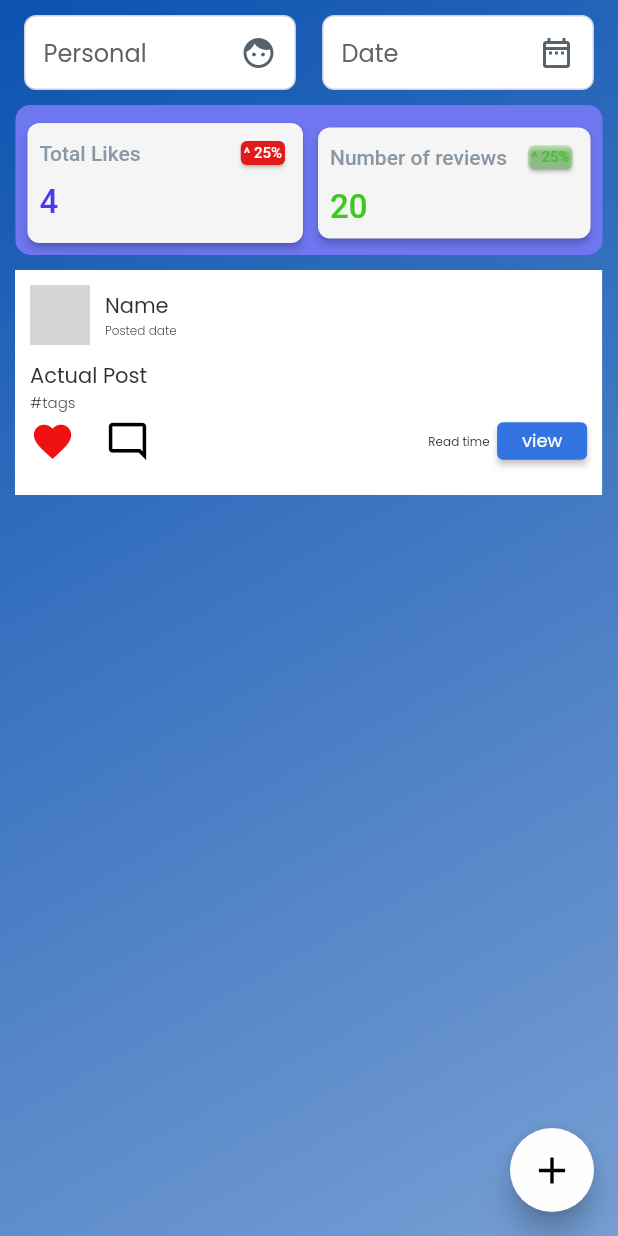
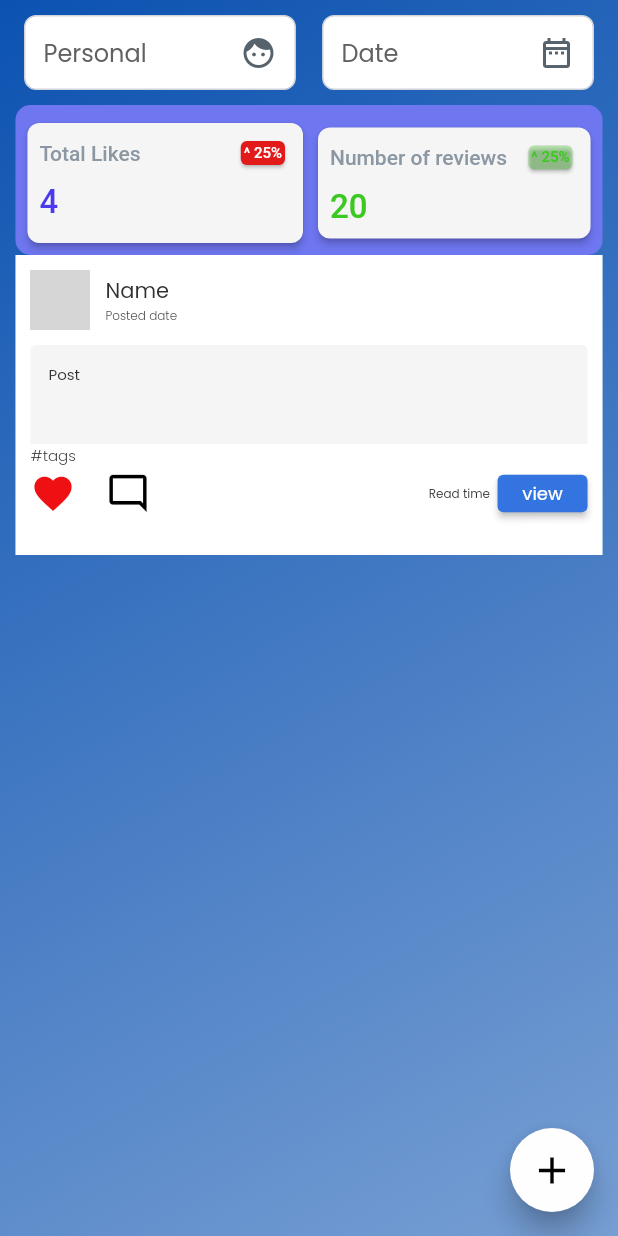
Before and after one commit to dhruvja/rosehack2022, a Flutter app: the ForumWidget screen opened directly, on a phone screen of 412 x 824 dp. Run offline on Flutter 3.47's test engine with Material 2 defaults, Android fonts, the phone set to English and light mode, and no system bars; drawn by our look-alikes of auto_size_text; our stand-ins replace built_collection, built_value, cloud_firestore, easy_debounce, firebase_auth, firebase_core and 12 more; missing offline and left inert: json_path, mime_type; accounts and stored records are empty; generated files the repository leaves out were written again; network calls fail; Roboto replaces fonts that are missing (Lexend Deca); grey boxes are pictures that could not be loaded.

Commit message:
new updates

```diff
--- a/lib/components/forum1_widget.dart
+++ b/lib/components/forum1_widget.dart
@@ -12,23 +12,29 @@ class Forum1Widget extends StatefulWidget {
 }
 
 class _Forum1WidgetState extends State<Forum1Widget> {
+  TextEditingController textController;
+
+  @override
+  void initState() {
+    super.initState();
+    textController = TextEditingController();
+  }
+
   @override
   Widget build(BuildContext context) {
     return Column(
       mainAxisSize: MainAxisSize.min,
-      mainAxisAlignment: MainAxisAlignment.start,
+      mainAxisAlignment: MainAxisAlignment.center,
       crossAxisAlignment: CrossAxisAlignment.start,
       children: [
         Row(
-          mainAxisSize: MainAxisSize.min,
+          mainAxisSize: MainAxisSize.max,
           mainAxisAlignment: MainAxisAlignment.center,
           crossAxisAlignment: CrossAxisAlignment.start,
           children: [
-            Padding(
-              padding: EdgeInsetsDirectional.fromSTEB(10, 10, 10, 10),
-              child: Container(
+            Container(
               width: MediaQuery.of(context).size.width * 0.95,
-                height: 150,
+              height: 200,
               decoration: BoxDecoration(
                 color: FlutterFlowTheme.tertiaryColor,
               ),
@@ -42,8 +48,8 @@ class _Forum1WidgetState extends State<Forum1Widget> {
                         mainAxisSize: MainAxisSize.max,
                         children: [
                           Padding(
-                              padding: EdgeInsetsDirectional.fromSTEB(
-                                  10, 10, 10, 10),
+                            padding:
+                                EdgeInsetsDirectional.fromSTEB(10, 10, 10, 10),
                             child: Container(
                               width: 40,
                               height: 40,
@@ -96,9 +102,44 @@ class _Forum1WidgetState extends State<Forum1Widget> {
                     child: Row(
                       mainAxisSize: MainAxisSize.max,
                       children: [
-                          Text(
-                            'Actual Post',
-                            style: FlutterFlowTheme.bodyText1,
+                        Expanded(
+                          child: TextFormField(
+                            controller: textController,
+                            obscureText: false,
+                            decoration: InputDecoration(
+                              hintText: 'Post',
+                              hintStyle: FlutterFlowTheme.bodyText1.override(
+                                fontFamily: 'Poppins',
+                                fontSize: 10,
+                              ),
+                              enabledBorder: UnderlineInputBorder(
+                                borderSide: BorderSide(
+                                  color: Color(0x00000000),
+                                  width: 1,
+                                ),
+                                borderRadius: const BorderRadius.only(
+                                  topLeft: Radius.circular(4.0),
+                                  topRight: Radius.circular(4.0),
+                                ),
+                              ),
+                              focusedBorder: UnderlineInputBorder(
+                                borderSide: BorderSide(
+                                  color: Color(0x00000000),
+                                  width: 1,
+                                ),
+                                borderRadius: const BorderRadius.only(
+                                  topLeft: Radius.circular(4.0),
+                                  topRight: Radius.circular(4.0),
+                                ),
+                              ),
+                              filled: true,
+                            ),
+                            style: FlutterFlowTheme.bodyText1.override(
+                              fontFamily: 'Poppins',
+                              fontSize: 10,
+                            ),
+                            maxLines: 3,
+                          ),
                         ),
                       ],
                     ),
@@ -160,8 +201,7 @@ class _Forum1WidgetState extends State<Forum1Widget> {
                                       0, 0, 5, 0),
                                   child: Text(
                                     'Read time',
-                                      style:
-                                          FlutterFlowTheme.bodyText1.override(
+                                    style: FlutterFlowTheme.bodyText1.override(
                                       fontFamily: 'Poppins',
                                       fontSize: 8,
                                     ),
@@ -199,7 +239,6 @@ class _Forum1WidgetState extends State<Forum1Widget> {
                 ],
               ),
             ),
-            ),
           ],
         ),
       ],
--- a/lib/login_otp/login_otp_widget.dart
+++ b/lib/login_otp/login_otp_widget.dart
@@ -59,8 +59,11 @@ class _LoginOtpWidgetState extends State<LoginOtpWidget> {
             ).image,
           ),
         ),
+        child: Padding(
+          padding: EdgeInsetsDirectional.fromSTEB(0, 0, 0, 20),
           child: Column(
             mainAxisSize: MainAxisSize.max,
+            mainAxisAlignment: MainAxisAlignment.end,
             children: [
               Padding(
                 padding: EdgeInsetsDirectional.fromSTEB(20, 20, 20, 0),
@@ -138,6 +141,7 @@ class _LoginOtpWidgetState extends State<LoginOtpWidget> {
             ],
           ),
         ),
+      ),
     );
   }
 }
--- a/lib/otp_page/otp_page_widget.dart
+++ b/lib/otp_page/otp_page_widget.dart
@@ -61,8 +61,11 @@ class _OtpPageWidgetState extends State<OtpPageWidget> {
             ).image,
           ),
         ),
+        child: Padding(
+          padding: EdgeInsetsDirectional.fromSTEB(0, 0, 0, 20),
           child: Column(
             mainAxisSize: MainAxisSize.max,
+            mainAxisAlignment: MainAxisAlignment.end,
             children: [
               Padding(
                 padding: EdgeInsetsDirectional.fromSTEB(20, 20, 20, 0),
@@ -161,6 +164,7 @@ class _OtpPageWidgetState extends State<OtpPageWidget> {
             ],
           ),
         ),
+      ),
     );
   }
 }
```
Lines whose indentation alone changed are shown as unchanged.
